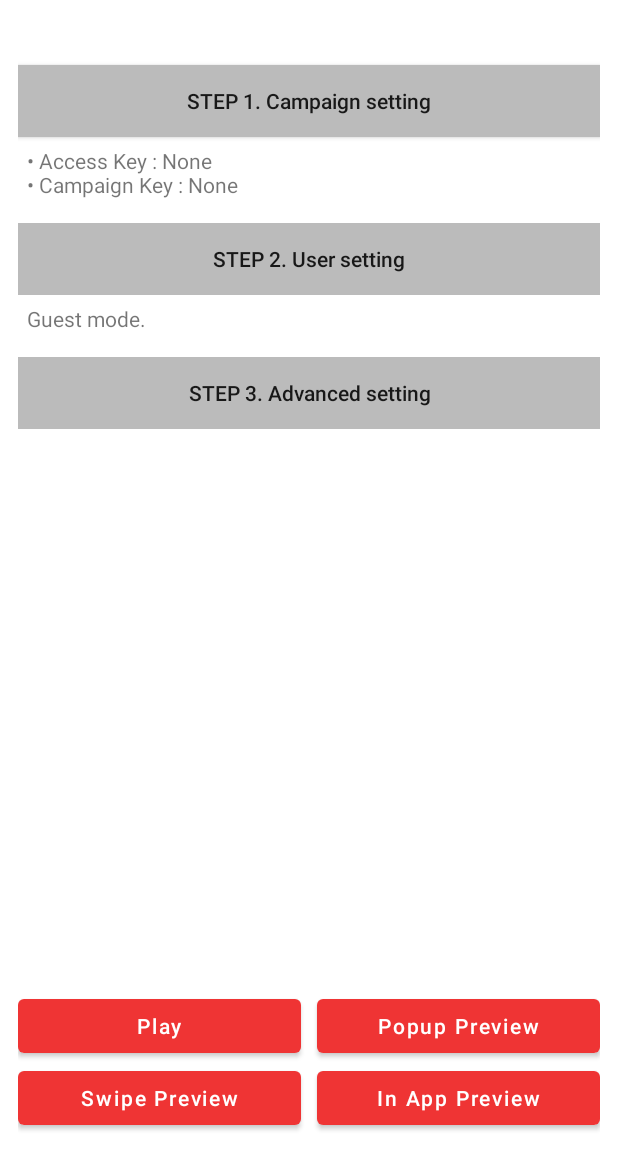
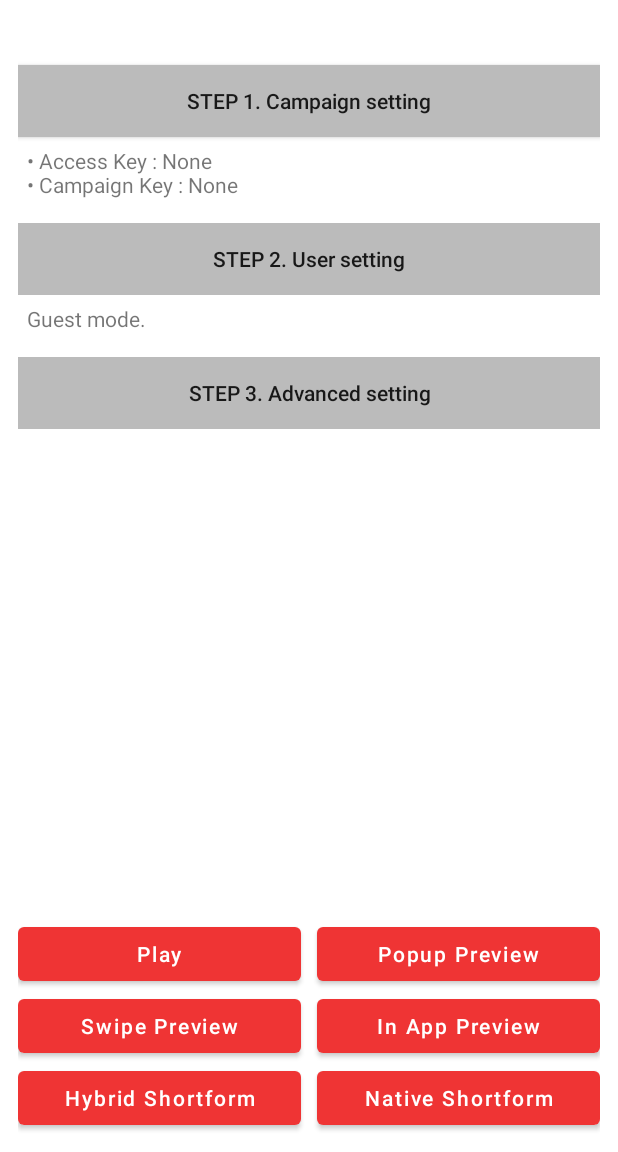
Before and after one commit to shoplive/android-sdk-sample, an Android app: the screen it shows after launch (MainActivity), on a phone screen of 412 x 824 dp, the part 84-1236 px from its top. Run offline under Robolectric (Android 15) with nearby library versions, the phone set to English and light mode, and no system bars; our stand-ins replace navigation-ui; libraries missing offline, so code that uses them is left out: cloud.shoplive.sdk; plain views replace ShopLivePreview, ShopLiveSwipePreview; Roboto replaces fonts that are not available here; 8 statements that could not run were skipped.

Commit message:
하이브리드 숏폼 추가

```diff
--- a/app/src/main/java/cloud/shoplive/sample/fragment/MainFragment.kt
+++ b/app/src/main/java/cloud/shoplive/sample/fragment/MainFragment.kt
@@ -24,7 +24,9 @@ import androidx.navigation.Navigation
 import cloud.shoplive.sample.*
 import cloud.shoplive.sample.R
 import cloud.shoplive.sample.databinding.FragmentMainBinding
+import cloud.shoplive.sample.shortform.ShortformWebActivity
 import cloud.shoplive.sdk.*
+import cloud.shoplive.sdk.common.ShopLivePreviewPositionConfig
 import org.json.JSONObject
 
 class MainFragment : Fragment() {
@@ -151,6 +153,14 @@ class MainFragment : Fragment() {
         }
         binding.previewSwipe.setOnCloseListener {
             binding.previewSwipe.visibility = View.GONE
+        }
+
+        binding.btHybridShortform.setOnClickListener {
+            startActivity(ShortformWebActivity.buildIntent(requireContext(), "https://shopliveshorts.cafe24.com/index.html"))
+        }
+
+        binding.btNativeShortform.setOnClickListener {
+
         }
 
         registerShopLiveHandler()
--- a/app/src/main/res/layout/fragment_main.xml
+++ b/app/src/main/res/layout/fragment_main.xml
@@ -16,7 +16,7 @@
         android:textColor="@android:color/black"
         android:textSize="15sp"
         android:textStyle="italic"
-        app:layout_constraintLeft_toLeftOf="parent"
+        app:layout_constraintStart_toStartOf="parent"
         app:layout_constraintTop_toTopOf="parent" />
 
     <androidx.appcompat.widget.AppCompatButton
@@ -36,7 +36,7 @@
         android:layout_height="wrap_content"
         android:padding="6dp"
         android:text="@string/label_no_campaign"
-        app:layout_constraintLeft_toLeftOf="parent"
+        app:layout_constraintStart_toStartOf="parent"
         app:layout_constraintTop_toBottomOf="@id/btCampaign" />
 
     <androidx.appcompat.widget.AppCompatButton
@@ -57,7 +57,7 @@
         android:layout_height="wrap_content"
         android:padding="6dp"
         android:text="@string/label_no_user"
-        app:layout_constraintLeft_toLeftOf="parent"
+        app:layout_constraintStart_toStartOf="parent"
         app:layout_constraintTop_toBottomOf="@id/btUser" />
 
     <androidx.appcompat.widget.AppCompatButton
@@ -116,8 +116,8 @@
         android:text="@string/bt_play"
         android:textAllCaps="false"
         app:layout_constraintBottom_toTopOf="@id/btPreviewSwipe"
-        app:layout_constraintLeft_toLeftOf="parent"
-        app:layout_constraintRight_toLeftOf="@id/btPopupPreview" />
+        app:layout_constraintStart_toStartOf="parent"
+        app:layout_constraintEnd_toStartOf="@id/btPopupPreview" />
 
     <Button
         android:id="@+id/btPreviewSwipe"
@@ -126,9 +126,9 @@
         android:layout_marginEnd="5dp"
         android:text="@string/bt_swipe_preview"
         android:textAllCaps="false"
-        app:layout_constraintBottom_toBottomOf="parent"
-        app:layout_constraintLeft_toLeftOf="parent"
-        app:layout_constraintRight_toLeftOf="@id/btInAppPreview" />
+        app:layout_constraintBottom_toTopOf="@id/btHybridShortform"
+        app:layout_constraintEnd_toStartOf="@id/btInAppPreview"
+        app:layout_constraintStart_toStartOf="parent" />
 
     <Button
         android:id="@+id/btPopupPreview"
@@ -138,8 +138,8 @@
         android:text="@string/bt_popup_preview"
         android:textAllCaps="false"
         app:layout_constraintBottom_toTopOf="@id/btInAppPreview"
-        app:layout_constraintLeft_toRightOf="@id/btPlay"
-        app:layout_constraintRight_toRightOf="parent" />
+        app:layout_constraintStart_toEndOf="@id/btPlay"
+        app:layout_constraintEnd_toEndOf="parent" />
 
     <Button
         android:id="@+id/btInAppPreview"
@@ -148,9 +148,31 @@
         android:layout_marginStart="5dp"
         android:text="@string/bt_in_app_preview"
         android:textAllCaps="false"
+        app:layout_constraintBottom_toTopOf="@id/btHybridShortform"
+        app:layout_constraintEnd_toEndOf="parent"
+        app:layout_constraintStart_toEndOf="@id/btPreviewSwipe" />
+
+    <Button
+        android:id="@+id/btHybridShortform"
+        android:layout_width="0dp"
+        android:layout_height="wrap_content"
+        android:layout_marginEnd="5dp"
+        android:text="@string/bt_hybrid_shortform"
+        android:textAllCaps="false"
         app:layout_constraintBottom_toBottomOf="parent"
-        app:layout_constraintLeft_toRightOf="@id/btPreviewSwipe"
-        app:layout_constraintRight_toRightOf="parent" />
+        app:layout_constraintEnd_toStartOf="@id/btNativeShortform"
+        app:layout_constraintStart_toStartOf="parent" />
+
+    <Button
+        android:id="@+id/btNativeShortform"
+        android:layout_width="0dp"
+        android:layout_height="wrap_content"
+        android:layout_marginStart="5dp"
+        android:text="@string/bt_native_shortform"
+        android:textAllCaps="false"
+        app:layout_constraintBottom_toBottomOf="parent"
+        app:layout_constraintEnd_toEndOf="parent"
+        app:layout_constraintStart_toEndOf="@id/btHybridShortform" />
 
 
 </androidx.constraintlayout.widget.ConstraintLayout>
--- a/app/src/main/res/values/strings.xml
+++ b/app/src/main/res/values/strings.xml
@@ -14,6 +14,8 @@
     <string name="bt_in_app_preview">In App Preview</string>
     <string name="bt_swipe_preview">Swipe Preview</string>
     <string name="bt_login">Login</string>
+    <string name="bt_hybrid_shortform">Hybrid Shortform</string>
+    <string name="bt_native_shortform">Native Shortform</string>
 
     <!-- title -->
     <string name="title_main">Shoplive SDK Sample</string>
```
Also changed, not shown: app/src/main/java/cloud/shoplive/sample/WebViewActivity.kt (+8 -0 lines), app/src/main/java/cloud/shoplive/sample/shortform/ShortformWebActivity.kt (+71 -2 lines).
